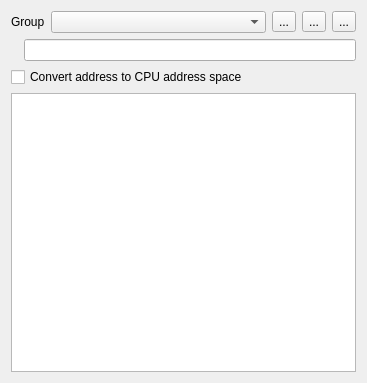
Above: ui/labelist.ui from samstyle/Xpeccy before the change. Below: the same form after it.
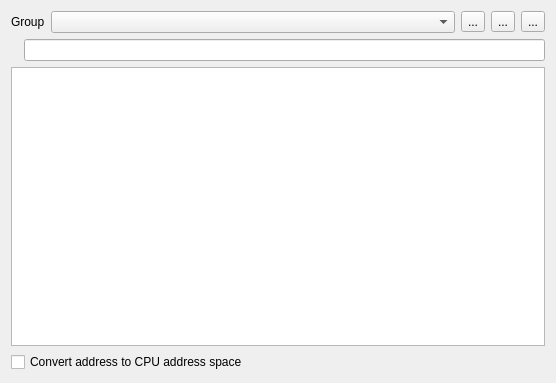
That is the form after the change. Icons and pictures are not drawn.

What changed in the file:
```diff
--- a/ui/labelist.ui
+++ b/ui/labelist.ui
@@ -9,7 +9,7 @@
    <rect>
     <x>0</x>
     <y>0</y>
-    <width>367</width>
+    <width>556</width>
     <height>383</height>
    </rect>
   </property>
@@ -82,15 +82,7 @@
     </layout>
    </item>
    <item>
-    <layout class="QHBoxLayout" name="horizontalLayout_3">
-     <item>
-      <widget class="QCheckBox" name="cbAdrCpu">
-       <property name="text">
-        <string>Convert address to CPU address space</string>
-       </property>
-      </widget>
-     </item>
-    </layout>
+    <layout class="QHBoxLayout" name="horizontalLayout_3"/>
    </item>
    <item>
     <widget class="QListView" name="list">
@@ -105,6 +97,13 @@
      </property>
     </widget>
    </item>
+   <item>
+    <widget class="QCheckBox" name="cbAdrCpu">
+     <property name="text">
+      <string>Convert address to CPU address space</string>
+     </property>
+    </widget>
+   </item>
   </layout>
  </widget>
  <resources>
```
